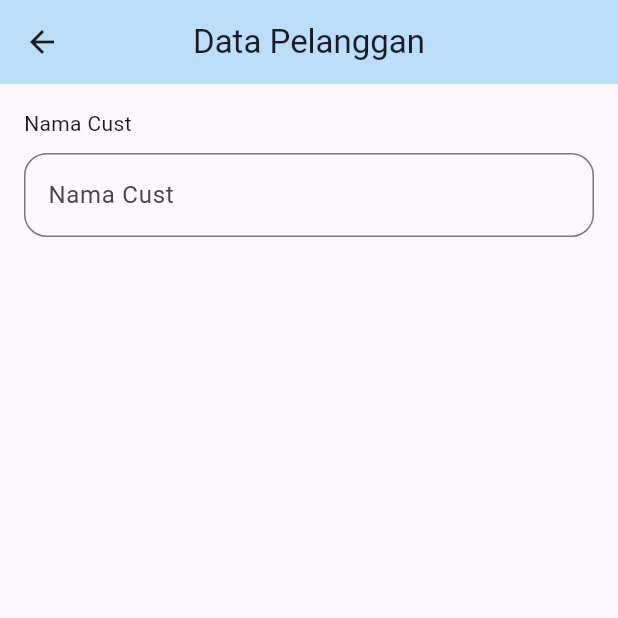
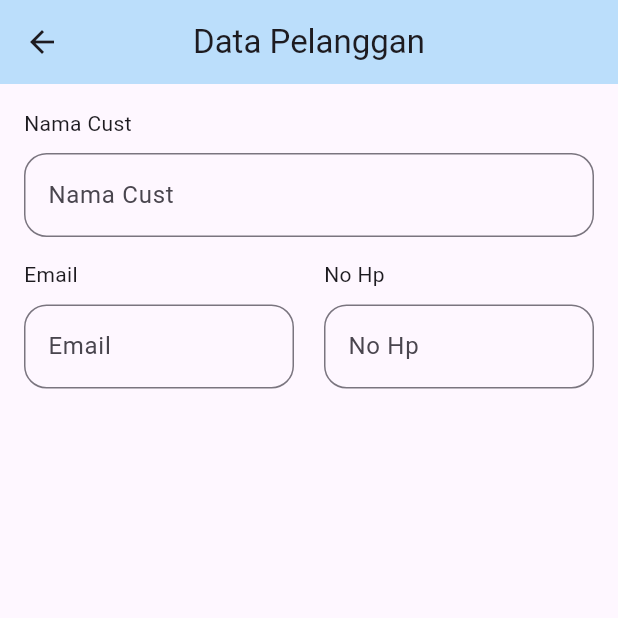
Before and after one commit to namira121/20220140081_UCP1Flutter, a Flutter app: the DataCustomer screen opened directly, on a phone screen of 412 x 824 dp, the top half of it. Run offline on Flutter 3.47's test engine with Material 3 defaults, Android fonts, the phone set to English and light mode, and no system bars.

Commit message:
menambah textformfield untuk email dan noHp serta memperbaiki text validator noHp registrasi

```diff
--- a/lib/daftarcust.dart
+++ b/lib/daftarcust.dart
@@ -46,6 +46,54 @@ class _DataCustomerState extends State<DataCustomer> {
               },
             ),
             const SizedBox(height: 15),
+            Row(
+                    mainAxisAlignment:MainAxisAlignment.spaceBetween,
+                    children: [
+                      Column(
+                        crossAxisAlignment: CrossAxisAlignment.start,
+                        children: [
+                          Text('Email'),
+                          const SizedBox(height: 10),
+                          TextFormField(
+                            controller: emailCustController,
+                            decoration: InputDecoration(
+                              hintText: 'Email',
+                              constraints: BoxConstraints.tightFor(width: 180),
+                              border: OutlineInputBorder(
+                                borderRadius: BorderRadius.circular(15)
+                            )),
+                            validator: (value) {
+                              if (value == null || value.isEmpty){
+                                return 'Email tidak boleh kosong';
+                              }
+                                return null;
+                              },
+                          )
+                        ],
+                      ),
+                      Column(
+                        crossAxisAlignment: CrossAxisAlignment.start,
+                        children: [
+                          Text('No Hp'),
+                          const SizedBox(height: 10),
+                          TextFormField(
+                            controller: noHpCustController,
+                            decoration: InputDecoration(
+                            hintText: 'No Hp',
+                            constraints: BoxConstraints.tightFor(width: 180),                            border: OutlineInputBorder(
+                                borderRadius: BorderRadius.circular(15)
+                            )),
+                            validator: (value) {
+                            if (value == null || value.isEmpty){
+                                return 'No Hp tidak boleh kosong';
+                            }
+                              return null;
+                            },
+                        ),
+                        ],
+                      ),
+                    ]
+                  ),
           ],
         ),),
     );
--- a/lib/register_page.dart
+++ b/lib/register_page.dart
@@ -125,7 +125,7 @@ class _RegisterPageState extends State<RegisterPage> {
                             )),
                             validator: (value) {
                             if (value == null || value.isEmpty){
-                                return 'Email tidak boleh kosong';
+                                return 'No Hp tidak boleh kosong';
                             }
                               return null;
                             },
```
